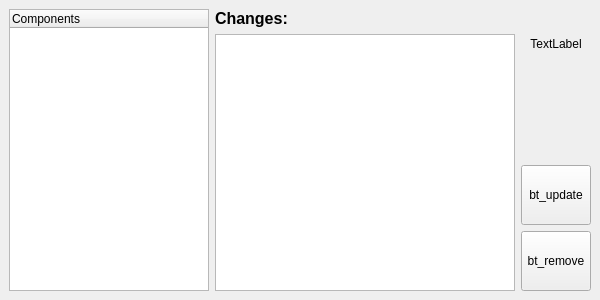
Qt form checker/w_modules.ui (dbkblk/rand_launcher) before a commit.
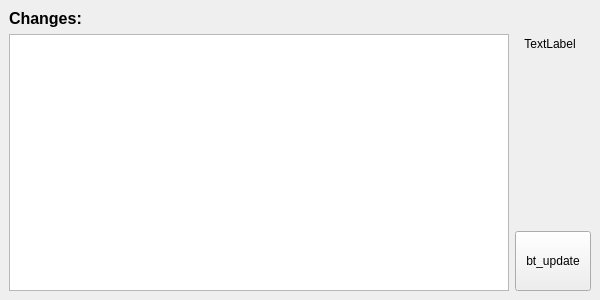
The same form after that commit.

The edit to the form file:
```diff
--- a/checker/w_modules.ui
+++ b/checker/w_modules.ui
@@ -10,24 +10,21 @@
     <height>300</height>
    </rect>
   </property>
+  <property name="sizePolicy">
+   <sizepolicy hsizetype="Fixed" vsizetype="Fixed">
+    <horstretch>0</horstretch>
+    <verstretch>0</verstretch>
+   </sizepolicy>
+  </property>
   <property name="windowTitle">
    <string>Modules</string>
   </property>
   <widget class="QWidget" name="centralwidget">
    <layout class="QHBoxLayout" name="horizontalLayout">
-    <item>
-     <widget class="QTreeWidget" name="tree_list">
-      <column>
-       <property name="text">
-        <string>Components</string>
-       </property>
-      </column>
-     </widget>
-    </item>
     <item>
      <layout class="QVBoxLayout" name="verticalLayout_2">
       <property name="sizeConstraint">
-       <enum>QLayout::SetFixedSize</enum>
+       <enum>QLayout::SetDefaultConstraint</enum>
       </property>
       <item>
        <widget class="QLabel" name="label">
@@ -46,7 +43,7 @@
         </property>
         <property name="minimumSize">
          <size>
-          <width>300</width>
+          <width>500</width>
           <height>0</height>
          </size>
         </property>
@@ -63,8 +60,8 @@
          <string notr="true">&lt;!DOCTYPE HTML PUBLIC &quot;-//W3C//DTD HTML 4.0//EN&quot; &quot;http://www.w3.org/TR/REC-html40/strict.dtd&quot;&gt;
 &lt;html&gt;&lt;head&gt;&lt;meta name=&quot;qrichtext&quot; content=&quot;1&quot; /&gt;&lt;style type=&quot;text/css&quot;&gt;
 p, li { white-space: pre-wrap; }
-&lt;/style&gt;&lt;/head&gt;&lt;body style=&quot; font-family:'MS Shell Dlg 2'; font-size:8.25pt; font-weight:400; font-style:normal;&quot;&gt;
-&lt;p style=&quot;-qt-paragraph-type:empty; margin-top:0px; margin-bottom:0px; margin-left:0px; margin-right:0px; -qt-block-indent:0; text-indent:0px; font-size:8pt;&quot;&gt;&lt;br /&gt;&lt;/p&gt;&lt;/body&gt;&lt;/html&gt;</string>
+&lt;/style&gt;&lt;/head&gt;&lt;body style=&quot; font-family:'Liberation Sans'; font-size:11pt; font-weight:400; font-style:normal;&quot;&gt;
+&lt;p style=&quot;-qt-paragraph-type:empty; margin-top:0px; margin-bottom:0px; margin-left:0px; margin-right:0px; -qt-block-indent:0; text-indent:0px; font-family:'MS Shell Dlg 2'; font-size:8pt;&quot;&gt;&lt;br /&gt;&lt;/p&gt;&lt;/body&gt;&lt;/html&gt;</string>
         </property>
         <property name="textInteractionFlags">
          <set>Qt::NoTextInteraction</set>
@@ -75,6 +72,9 @@
     </item>
     <item>
      <layout class="QVBoxLayout" name="verticalLayout">
+      <property name="sizeConstraint">
+       <enum>QLayout::SetFixedSize</enum>
+      </property>
       <item>
        <widget class="QLabel" name="label_core_version">
         <property name="sizePolicy">
@@ -137,25 +137,6 @@
         </property>
        </widget>
       </item>
-      <item>
-       <widget class="QPushButton" name="bt_remove">
-        <property name="sizePolicy">
-         <sizepolicy hsizetype="Fixed" vsizetype="Fixed">
-          <horstretch>0</horstretch>
-          <verstretch>0</verstretch>
-         </sizepolicy>
-        </property>
-        <property name="minimumSize">
-         <size>
-          <width>70</width>
-          <height>60</height>
-         </size>
-        </property>
-        <property name="text">
-         <string notr="true">bt_remove</string>
-        </property>
-       </widget>
-      </item>
      </layout>
     </item>
    </layout>
```
